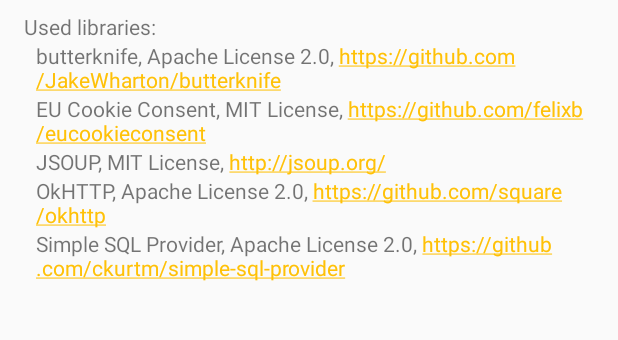
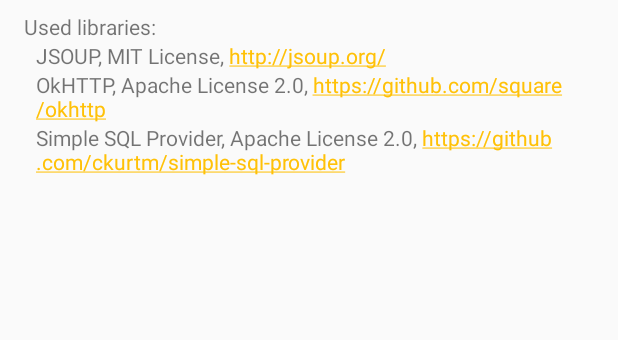
Before and after one commit to felixb/basscast, an Android app: the layout activity_about.xml on its own in the app's theme, with its tools: preview values and no code run, on a phone screen of 412 x 824 dp, the part 325-665 px from its top. Run offline under Robolectric (Android 15) with nearby library versions, the phone set to English and light mode, and no system bars.

Commit message:
remove butterknife

```diff
--- a/app/build.gradle
+++ b/app/build.gradle
@@ -40,9 +40,6 @@
 
     implementation 'com.google.android.gms:play-services-cast-framework:16.0.0'
 
-    implementation 'com.jakewharton:butterknife:8.8.1'
-    annotationProcessor 'com.jakewharton:butterknife-compiler:8.8.1'
-
     implementation 'com.squareup:javapoet:1.9.0'
     implementation 'com.squareup.okhttp3:okhttp:3.9.1'
     implementation 'org.jsoup:jsoup:1.8.3'
--- a/app/src/main/res/layout/activity_about.xml
+++ b/app/src/main/res/layout/activity_about.xml
@@ -57,22 +57,6 @@
             android:layout_marginLeft="@dimen/about_padding_horizontal"
             android:layout_marginStart="@dimen/about_padding_horizontal"
             android:autoLink="web"
-            android:text="@string/about_libraries_butterknife" />
-
-        <TextView
-            android:layout_width="match_parent"
-            android:layout_height="wrap_content"
-            android:layout_marginLeft="@dimen/about_padding_horizontal"
-            android:layout_marginStart="@dimen/about_padding_horizontal"
-            android:autoLink="web"
-            android:text="@string/about_libraries_eucookieconsent" />
-
-        <TextView
-            android:layout_width="match_parent"
-            android:layout_height="wrap_content"
-            android:layout_marginLeft="@dimen/about_padding_horizontal"
-            android:layout_marginStart="@dimen/about_padding_horizontal"
-            android:autoLink="web"
             android:text="@string/about_libraries_jsoup" />
 
         <TextView
--- a/app/src/main/res/values/strings.xml
+++ b/app/src/main/res/values/strings.xml
@@ -34,8 +34,6 @@
     <string name="about_website">Website:</string>
     <string name="about_used_libraries">Used libraries:</string>
     <string name="about_website_url" translatable="false">https://github.com/felixb/basscast</string>
-    <string name="about_libraries_butterknife" translatable="false">butterknife, Apache License 2.0, https://github.com/JakeWharton/butterknife</string>
-    <string name="about_libraries_eucookieconsent" translatable="false">EU Cookie Consent, MIT License, https://github.com/felixb/eucookieconsent</string>
     <string name="about_libraries_jsoup" translatable="false">JSOUP, MIT License, http://jsoup.org/</string>
     <string name="about_libraries_okhttp" translatable="false">OkHTTP, Apache License 2.0, https://github.com/square/okhttp</string>
     <string name="about_libraries_simple_sql_provider" translatable="false">Simple SQL Provider, Apache License 2.0, https://github.com/ckurtm/simple-sql-provider</string>
```
Also changed, not shown: app/src/main/java/de/ub0r/android/basscast/BrowseActivity.java (+5 -15 lines), app/src/main/java/de/ub0r/android/basscast/BrowseFragment.java (+19 -42 lines), app/src/main/java/de/ub0r/android/basscast/EditStreamActivity.java (+4 -18 lines), app/src/main/java/de/ub0r/android/basscast/QueueFragment.java (+11 -23 lines).
